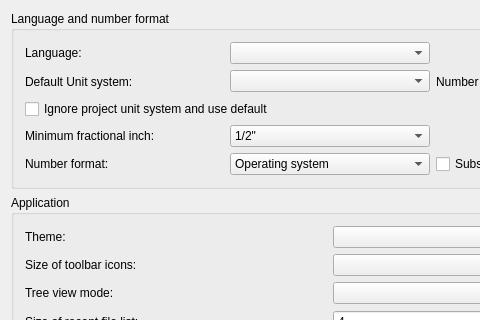
First picture: the form in src/Gui/PreferencePages/DlgSettingsGeneral.ui, repository southseact-3d/fcd, before the edit; both pictures show x 0 to 480 and y 0 to 320 of the 660 by 930 pixel window.
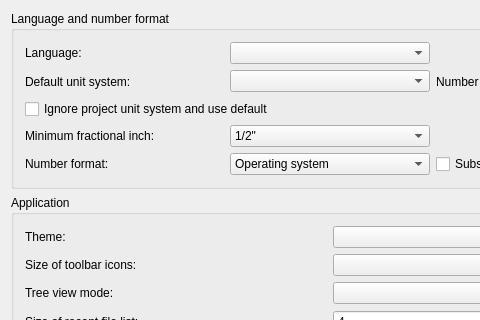
Second picture: the form after the edit. Custom widgets are drawn as their Qt base class.

Commit message: Gui: "Default unit system" in title case in prefs

```diff
--- a/src/Gui/PreferencePages/DlgSettingsGeneral.ui
+++ b/src/Gui/PreferencePages/DlgSettingsGeneral.ui
@@ -52,7 +52,7 @@
        <item row="1" column="0">
         <widget class="QLabel" name="unitSystemLabel">
          <property name="text">
-          <string>Default Unit system:</string>
+          <string>Default unit system:</string>
          </property>
         </widget>
        </item>
```
